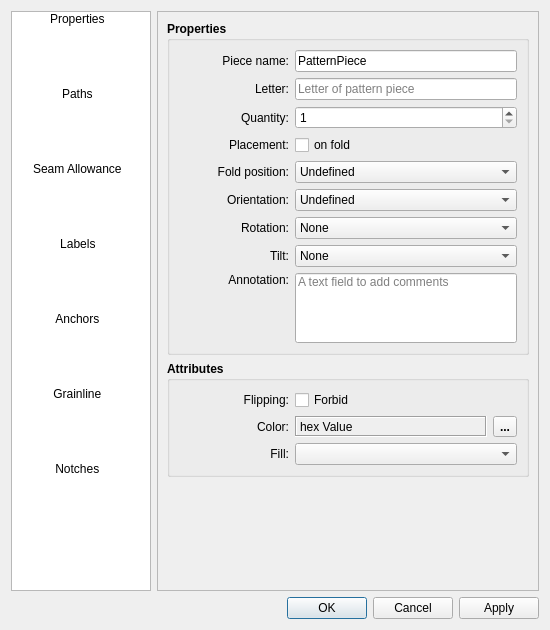
Qt form src/libs/vtools/dialogs/tools/piece/pattern_piece_dialog.ui (seamly/Seamly2D) before a commit.
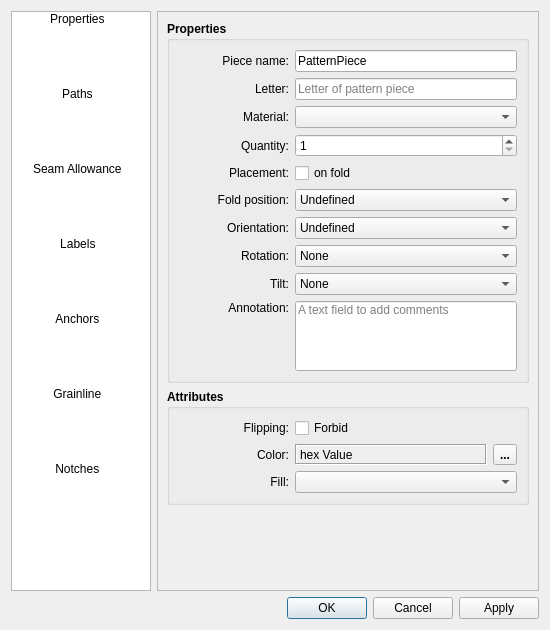
The same form after that commit. The open tabs and pages were chosen to show the change. Icons and pictures are not drawn. Custom widgets are drawn as their Qt base class.

Commit message:
Choose the piece material in the pattern piece dialog
- Properties: a Material list after Letter and before Quantity.
- The list shows translated names and stores the untranslated name.
- A material the list does not know is added, so saving keeps it.

```diff
--- a/src/libs/vtools/dialogs/tools/piece/pattern_piece_dialog.ui
+++ b/src/libs/vtools/dialogs/tools/piece/pattern_piece_dialog.ui
@@ -456,6 +456,53 @@
                </widget>
               </item>
               <item row="2" column="0">
+               <widget class="QLabel" name="material_Label">
+                <property name="minimumSize">
+                 <size>
+                  <width>110</width>
+                  <height>0</height>
+                 </size>
+                </property>
+                <property name="font">
+                 <font>
+                  <pointsize>9</pointsize>
+                  <bold>false</bold>
+                 </font>
+                </property>
+                <property name="text">
+                 <string>Material:</string>
+                </property>
+                <property name="alignment">
+                 <set>Qt::AlignRight|Qt::AlignTrailing|Qt::AlignVCenter</set>
+                </property>
+               </widget>
+              </item>
+              <item row="2" column="1">
+               <widget class="QComboBox" name="material_ComboBox">
+                <property name="sizePolicy">
+                 <sizepolicy hsizetype="Expanding" vsizetype="Fixed">
+                  <horstretch>0</horstretch>
+                  <verstretch>0</verstretch>
+                 </sizepolicy>
+                </property>
+                <property name="minimumSize">
+                 <size>
+                  <width>100</width>
+                  <height>0</height>
+                 </size>
+                </property>
+                <property name="font">
+                 <font>
+                  <pointsize>9</pointsize>
+                  <bold>false</bold>
+                 </font>
+                </property>
+                <property name="toolTip">
+                 <string>Material the piece is cut from. SeamlyLayout lays out each material on its own tab.</string>
+                </property>
+               </widget>
+              </item>
+              <item row="3" column="0">
                <widget class="QLabel" name="labelQuantity_2">
                 <property name="minimumSize">
                  <size>
@@ -477,7 +524,7 @@
                 </property>
                </widget>
               </item>
-              <item row="2" column="1">
+              <item row="3" column="1">
                <widget class="QSpinBox" name="quantity_SpinBox">
                 <property name="sizePolicy">
                  <sizepolicy hsizetype="Expanding" vsizetype="Fixed">
@@ -508,7 +555,7 @@
                 </property>
                </widget>
               </item>
-              <item row="3" column="0">
+              <item row="4" column="0">
                <widget class="QLabel" name="label_15">
                 <property name="minimumSize">
                  <size>
@@ -530,7 +577,7 @@
                 </property>
                </widget>
               </item>
-              <item row="3" column="1">
+              <item row="4" column="1">
                <widget class="QCheckBox" name="fold_CheckBox">
                 <property name="minimumSize">
                  <size>
@@ -549,7 +596,7 @@
                 </property>
                </widget>
               </item>
-              <item row="4" column="0">
+              <item row="5" column="0">
                <widget class="QLabel" name="label_20">
                 <property name="minimumSize">
                  <size>
@@ -571,7 +618,7 @@
                 </property>
                </widget>
               </item>
-              <item row="4" column="1">
+              <item row="5" column="1">
                <widget class="QComboBox" name="foldPosition_ComboBox">
                 <property name="sizePolicy">
                  <sizepolicy hsizetype="Expanding" vsizetype="Fixed">
@@ -608,7 +655,7 @@
                 </item>
                </widget>
               </item>
-              <item row="5" column="0">
+              <item row="6" column="0">
                <widget class="QLabel" name="label_17">
                 <property name="minimumSize">
                  <size>
@@ -630,7 +677,7 @@
                 </property>
                </widget>
               </item>
-              <item row="5" column="1">
+              <item row="6" column="1">
                <widget class="QComboBox" name="orientation_ComboBox">
                 <property name="sizePolicy">
                  <sizepolicy hsizetype="Expanding" vsizetype="Fixed">
@@ -667,7 +714,7 @@
                 </item>
                </widget>
               </item>
-              <item row="6" column="0">
+              <item row="7" column="0">
                <widget class="QLabel" name="label_18">
                 <property name="minimumSize">
                  <size>
@@ -689,7 +736,7 @@
                 </property>
                </widget>
               </item>
-              <item row="6" column="1">
+              <item row="7" column="1">
                <widget class="QComboBox" name="rotation_ComboBox">
                 <property name="sizePolicy">
                  <sizepolicy hsizetype="Expanding" vsizetype="Fixed">
@@ -736,7 +783,7 @@
                 </item>
                </widget>
               </item>
-              <item row="7" column="0">
+              <item row="8" column="0">
                <widget class="QLabel" name="label_19">
                 <property name="minimumSize">
                  <size>
@@ -758,7 +805,7 @@
                 </property>
                </widget>
               </item>
-              <item row="7" column="1">
+              <item row="8" column="1">
                <widget class="QComboBox" name="tilt_ComboBox">
                 <property name="sizePolicy">
                  <sizepolicy hsizetype="Expanding" vsizetype="Fixed">
@@ -795,7 +842,7 @@
                 </item>
                </widget>
               </item>
-              <item row="8" column="0">
+              <item row="9" column="0">
                <widget class="QLabel" name="label_16">
                 <property name="minimumSize">
                  <size>
@@ -817,7 +864,7 @@
                 </property>
                </widget>
               </item>
-              <item row="8" column="1">
+              <item row="9" column="1">
                <widget class="VLineEdit" name="annotation_LineEdit">
                 <property name="sizePolicy">
                  <sizepolicy hsizetype="Expanding" vsizetype="Preferred">
```
The commit also changes 1 other file.
